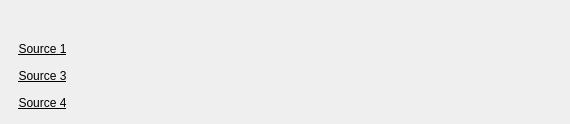
Above: pcdsdevices/ui/btps-overview.ui from pcdshub/pcdsdevices before the change. Below: the same form after it.
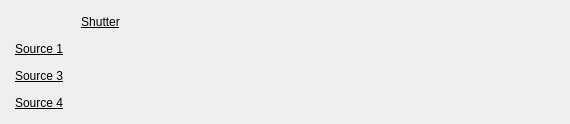
That is the form after the change. Custom widgets are drawn as their Qt base class.

Commit message: MNT: more screen work

```diff
--- a/pcdsdevices/ui/btps-overview.ui
+++ b/pcdsdevices/ui/btps-overview.ui
@@ -689,8 +689,23 @@
        </property>
       </widget>
      </item>
-     <item row="5" column="7">
-      <widget class="PyDMByteIndicator" name="PyDMByteIndicator_40">
+     <item row="2" column="2">
+      <widget class="QLabel" name="label_8">
+       <property name="font">
+        <font>
+         <underline>true</underline>
+        </font>
+       </property>
+       <property name="text">
+        <string>Shutter</string>
+       </property>
+       <property name="alignment">
+        <set>Qt::AlignCenter</set>
+       </property>
+      </widget>
+     </item>
+     <item row="3" column="2">
+      <widget class="PyDMByteIndicator" name="PyDMByteIndicator_43">
        <property name="toolTip">
         <string/>
        </property>
```
Left out of the diff: 727 changed lines with no effect on the pictures. The commit also changes 6 other files.
